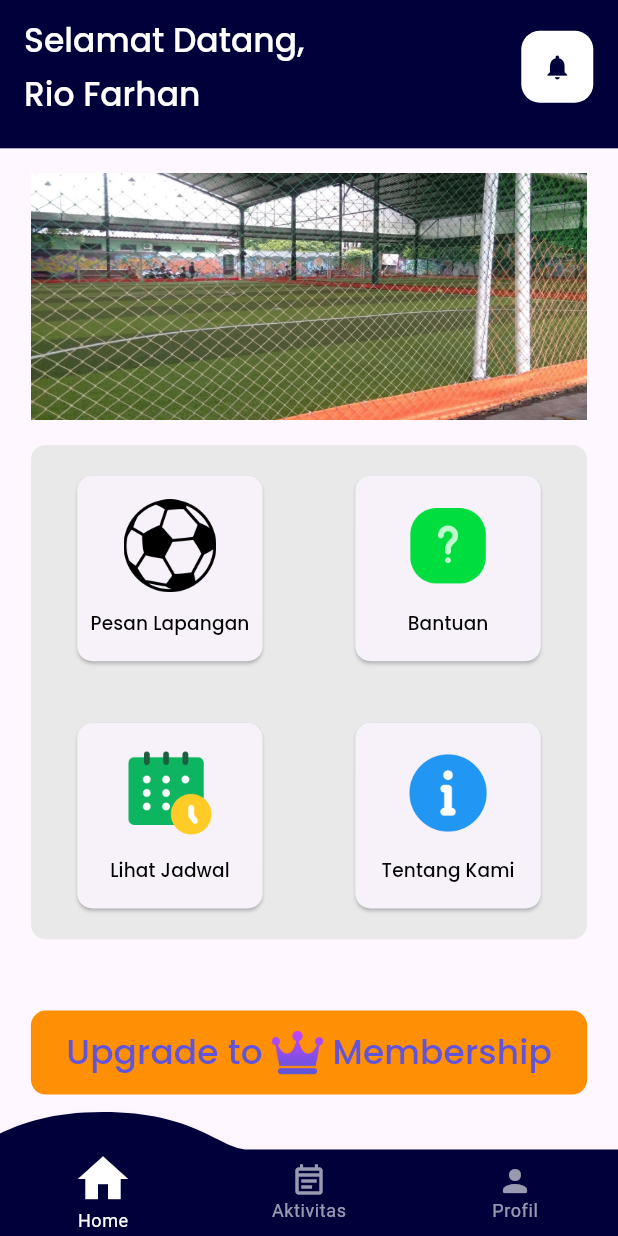
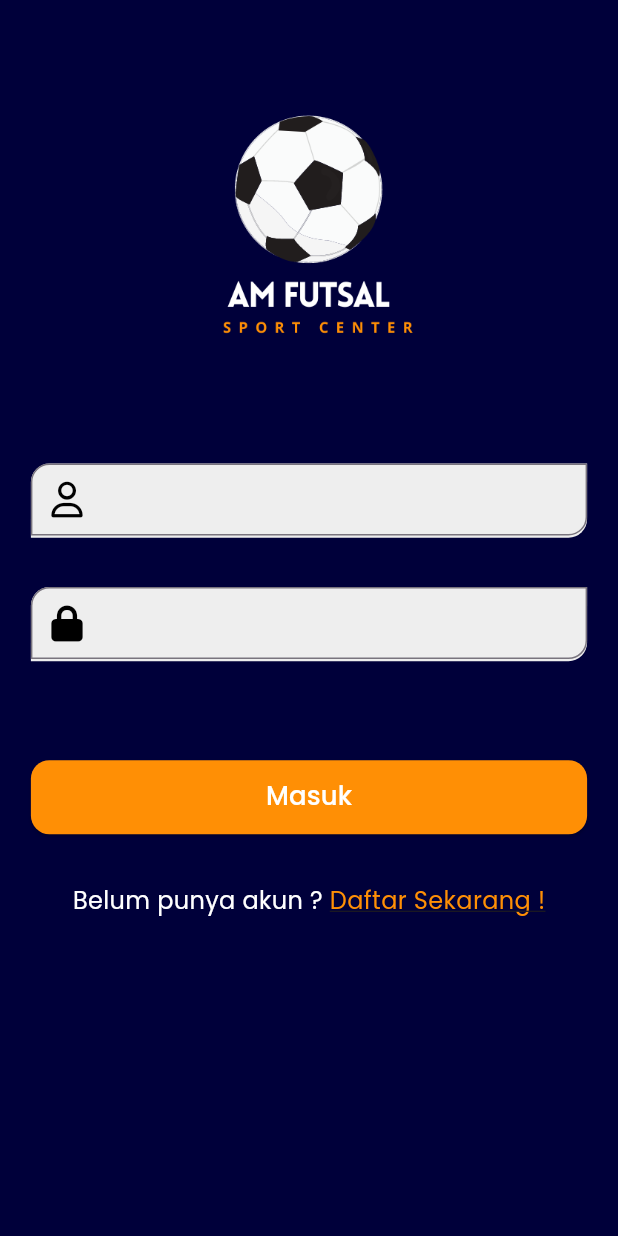
Before and after one commit to RioFarhan14/Skripsi-bookingApp, a Flutter app: the screen it shows after launch, on a phone screen of 412 x 824 dp. Run offline on Flutter 3.47's test engine with Material 3 defaults, Android fonts, the phone set to English and light mode, and no system bars; drawn by our look-alikes of convex_bottom_bar; our stand-ins replace font_awesome_flutter, google_fonts.

Commit message:
[Feat, Fix] Penambahan page splash, login dan register

```diff
--- a/user_frontend/lib/main.dart
+++ b/user_frontend/lib/main.dart
@@ -1,9 +1,12 @@
 import 'package:flutter/material.dart';
 import 'package:flutter/services.dart';
 import 'package:provider/provider.dart';
+import 'package:user_frontend/providers/allBookingProvider.dart';
 import 'package:user_frontend/providers/bookingProvider.dart';
 import 'package:user_frontend/providers/fieldProvider.dart';
+import 'package:user_frontend/providers/helpProvider.dart';
 import 'package:user_frontend/providers/historyProvider.dart';
+import 'package:user_frontend/providers/informationProvider.dart';
 import 'package:user_frontend/providers/membershipProvider.dart';
 import 'package:user_frontend/screens/aboutMe/main.dart';
 import 'package:user_frontend/screens/activity/changeSchedule.dart';
@@ -12,8 +15,11 @@ import 'package:user_frontend/screens/booking/main.dart';
 import 'package:user_frontend/screens/checkout.dart';
 import 'package:user_frontend/screens/help/main.dart';
 import 'package:user_frontend/screens/information/main.dart';
+import 'package:user_frontend/screens/login.dart';
 import 'package:user_frontend/screens/menuNavigation.dart';
 import 'package:user_frontend/screens/membership/main.dart';
+import 'package:user_frontend/screens/register.dart';
+import 'package:user_frontend/screens/splash.dart';
 import 'package:user_frontend/screens/viewSchedule/main.dart';
 
 void main() {
@@ -31,11 +37,17 @@ class MyApp extends StatelessWidget {
         ChangeNotifierProvider(create: (_) => HistoryProvider()),
         ChangeNotifierProvider(create: (_) => FieldProvider()),
         ChangeNotifierProvider(create: (_) => MembershipProvider()),
+        ChangeNotifierProvider(create: (_) => HelpProvider()),
+        ChangeNotifierProvider(create: (_) => InformationProvider()),
+        ChangeNotifierProvider(create: (_) => AllBookingProvider()),
       ],
       child: MaterialApp(
         debugShowCheckedModeBanner: false,
-        initialRoute: '/menuNavigation',
+        initialRoute: '/splashScreen',
         routes: {
+          '/splashScreen': (context) => SplashScreen(),
+          '/login': (context) => LoginPage(),
+          '/register': (context) => RegisterPage(),
           '/menuNavigation': (context) => MenuNavigation(),
           '/home': (context) => MenuNavigation(initialIndex: 0),
           '/activity': (context) => MenuNavigation(initialIndex: 1),
--- /dev/null
+++ b/user_frontend/lib/models/All_booking.dart
@@ -0,0 +1,13 @@
+class AllBooking {
+  final String namaPemesan;
+  final String waktu;
+  final String tanggal;
+  final int fieldId;
+
+  AllBooking({
+    required this.namaPemesan,
+    required this.waktu,
+    required this.tanggal,
+    required this.fieldId,
+  });
+}
--- /dev/null
+++ b/user_frontend/lib/providers/allBookingProvider.dart
@@ -0,0 +1,67 @@
+import 'package:flutter/material.dart';
+import 'package:user_frontend/models/All_booking.dart';
+
+class AllBookingProvider with ChangeNotifier {
+  final List<AllBooking> _bookings = [
+    AllBooking(
+        namaPemesan: "Alice",
+        waktu: "09:00",
+        tanggal: "2024-06-01", // Mengubah tipe data menjadi String
+        fieldId: 1),
+    AllBooking(
+        namaPemesan: "Bob",
+        waktu: "10:00",
+        tanggal: "2024-06-01", // Mengubah tipe data menjadi String
+        fieldId: 1),
+    AllBooking(
+        namaPemesan: "Charlie",
+        waktu: "11:00",
+        tanggal: "2024-06-01", // Mengubah tipe data menjadi String
+        fieldId: 1),
+    AllBooking(
+        namaPemesan: "David",
+        waktu: "12:00",
+        tanggal: "2024-06-02", // Mengubah tipe data menjadi String
+        fieldId: 2),
+    AllBooking(
+        namaPemesan: "Eve",
+        waktu: "13:00",
+        tanggal: "2024-06-02", // Mengubah tipe data menjadi String
+        fieldId: 2),
+    AllBooking(
+        namaPemesan: "Frank",
+        waktu: "14:00",
+        tanggal: "2024-06-03", // Mengubah tipe data menjadi String
+        fieldId: 3),
+    AllBooking(
+        namaPemesan: "Grace",
+        waktu: "15:00",
+        tanggal: "2024-06-03", // Mengubah tipe data menjadi String
+        fieldId: 3),
+    AllBooking(
+        namaPemesan: "Heidi",
+        waktu: "16:00",
+        tanggal: "2024-06-04", // Mengubah tipe data menjadi String
+        fieldId: 2),
+    AllBooking(
+        namaPemesan: "Ivan",
+        waktu: "17:00",
+        tanggal: "2024-06-04", // Mengubah tipe data menjadi String
+        fieldId: 2),
+    AllBooking(
+        namaPemesan: "Judy",
+        waktu: "18:00",
+        tanggal: "2024-06-05", // Mengubah tipe data menjadi String
+        fieldId: 1),
+  ];
+
+  List<AllBooking> get bookings {
+    return [..._bookings];
+  }
+
+  List<AllBooking> getBookingsByFieldAndDate(int fieldId, String date) {
+    return _bookings.where((booking) {
+      return booking.fieldId == fieldId && booking.tanggal == date;
+    }).toList();
+  }
+}
--- /dev/null
+++ b/user_frontend/lib/providers/helpProvider.dart
@@ -0,0 +1,31 @@
+import 'package:flutter/material.dart';
+import '../models/help.dart';
+
+class HelpProvider with ChangeNotifier {
+  final List<Help> _infoHelps = [
+    Help(
+      title: 'Ganti Password',
+      detail:
+          'loreeiwfbewebwufibewifubewfiewbfeiuwbfewiufbewibfewifubewifbewfi',
+    ),
+    Help(
+      title: 'Ganti Password',
+      detail:
+          'loreeiwfbewebwufibewifubewfiewbfeiuwbfewiufbewibfewifubewifbewfi',
+    ),
+    Help(
+      title: 'Ganti Password',
+      detail:
+          'loreeiwfbewebwufibewifubewfiewbfeiuwbfewiufbewibfewifubewifbewfi',
+    ),
+    Help(
+      title: 'Ganti Password',
+      detail:
+          'loreeiwfbewebwufibewifubewfiewbfeiuwbfewiufbewibfewifubewifbewfi',
+    ),
+  ];
+
+  List<Help> get infoHelps {
+    return [..._infoHelps];
+  }
+}
--- /dev/null
+++ b/user_frontend/lib/providers/informationProvider.dart
@@ -0,0 +1,26 @@
+import 'package:flutter/material.dart';
+import 'package:user_frontend/models/Information.dart';
+
+class InformationProvider with ChangeNotifier {
+  final List<Information> _informations = [
+    Information(
+        title: 'Booking',
+        text: 'Pesanan anda 15 menit lagi akan di mulai',
+        time: DateTime(2024, 23, 05, 15, 27)),
+    Information(
+        title: 'Booking',
+        text: 'Pesanan anda 15 menit lagi akan di mulai',
+        time: DateTime(2024, 23, 05, 15, 27)),
+    Information(
+        title: 'Booking',
+        text: 'Pesanan anda 15 menit lagi akan di mulai',
+        time: DateTime(2024, 23, 05, 15, 27)),
+    Information(
+        title: 'Booking',
+        text: 'Pesanan anda 15 menit lagi akan di mulai',
+        time: DateTime(2024, 23, 05, 15, 27)),
+  ];
+  List<Information> get informations {
+    return [..._informations];
+  }
+}
--- a/user_frontend/lib/screens/login.dart
+++ b/user_frontend/lib/screens/login.dart
@@ -0,0 +1,89 @@
+import 'package:flutter/gestures.dart';
+import 'package:flutter/material.dart';
+import 'package:font_awesome_flutter/font_awesome_flutter.dart';
+import 'package:google_fonts/google_fonts.dart';
+import 'package:user_frontend/utils/customBotton1.dart';
+import 'package:user_frontend/utils/customTextField1.dart';
+import 'package:user_frontend/utils/theme.dart';
+
+class LoginPage extends StatelessWidget {
+  const LoginPage({super.key});
+
+  @override
+  Widget build(BuildContext context) {
+    final screenHeight = MediaQuery.of(context).size.height;
+    final screenWidth = MediaQuery.of(context).size.width;
+    return Scaffold(
+      backgroundColor: darkBlueColor,
+      body: SafeArea(
+          child: Padding(
+        padding: EdgeInsets.all(screenWidth * 0.05),
+        child: Column(
+          children: [
+            Image.asset(
+              'assets/images/logo.png',
+              width: screenWidth * 0.6,
+              height: screenWidth * 0.6,
+            ),
+            SizedBox(
+              height: screenHeight * 0.05,
+            ),
+            CustomTextField1(
+              fieldHeight: 0.06,
+              fieldWidth: 1,
+              prefixIcon: FaIcon(
+                FontAwesomeIcons.user,
+                color: blackColor,
+              ),
+              backgroundColor: Colors.grey.shade200,
+            ),
+            SizedBox(
+              height: screenHeight * 0.04,
+            ),
+            CustomTextField1(
+              fieldHeight: 0.06,
+              fieldWidth: 1,
+              prefixIcon: FaIcon(
+                FontAwesomeIcons.lock,
+                color: blackColor,
+              ),
+              backgroundColor: Colors.grey.shade200,
+            ),
+            SizedBox(height: screenHeight * 0.08),
+            CustomButton1(
+                title: 'Masuk',
+                onPressed: () {
+                  Navigator.pushNamed(context, '/menuNavigation');
+                },
+                backgroundColor: orangeColor,
+                colorText: whiteColor,
+                buttonWidth: 1,
+                buttonHeight: 0.06),
+            SizedBox(
+              height: screenHeight * 0.04,
+            ),
+            Text.rich(
+              TextSpan(
+                text: 'Belum punya akun ? ',
+                style: GoogleFonts.poppins(color: Colors.white, fontSize: 16),
+                children: [
+                  TextSpan(
+                    text: 'Daftar Sekarang !',
+                    style: GoogleFonts.poppins(
+                      color: orangeColor,
+                      decoration: TextDecoration.underline,
+                    ),
+                    recognizer: TapGestureRecognizer()
+                      ..onTap = () {
+                        Navigator.pushNamed(context, '/register');
+                      },
+                  ),
+                ],
+              ),
+            ),
+          ],
+        ),
+      )),
+    );
+  }
+}
--- a/user_frontend/lib/screens/menuNavigation.dart
+++ b/user_frontend/lib/screens/menuNavigation.dart
@@ -40,7 +40,7 @@ class _MenuNavigationState extends State<MenuNavigation> {
         title: 'Selamat Datang,',
         subtitle: 'Rio Farhan',
         onNotificationPressed: () {
-          Navigator.pushNamed(context, '/notification');
+          Navigator.pushNamed(context, '/information');
         },
       ),
       const AppBarActivity(title: 'Aktivitas'),
--- a/user_frontend/lib/widgets/appBarHome.dart
+++ b/user_frontend/lib/widgets/appBarHome.dart
@@ -21,6 +21,7 @@ class AppBarHome extends StatelessWidget implements PreferredSizeWidget {
         final sizeWidth = constraints.maxWidth;
 
         return AppBar(
+          automaticallyImplyLeading: false,
           toolbarHeight: sizeHeight * 0.9,
           backgroundColor: darkBlueColor,
           title: Column(
```
Also changed, not shown: user_frontend/lib/screens/checkout.dart (+15 -6 lines), user_frontend/lib/screens/help/main.dart (+4 -24 lines), user_frontend/lib/screens/information/main.dart (+7 -21 lines), user_frontend/lib/screens/membership/main.dart (+37 -56 lines), user_frontend/lib/screens/register.dart (+137 -0 lines), user_frontend/lib/screens/splash.dart (+34 -0 lines), user_frontend/lib/screens/viewSchedule/main.dart (+36 -23 lines).
